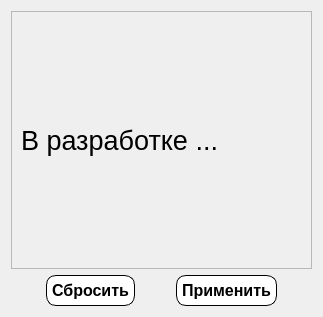
This is Gui/Filters/Admin/f_ban.ui in MyEdit/Casino_Client as Qt 5 draws it before an edit. The edited form follows.
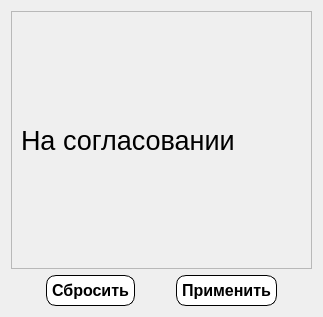
This is the edited form.

The edit to the form file:
```diff
--- a/Gui/Filters/Admin/f_ban.ui
+++ b/Gui/Filters/Admin/f_ban.ui
@@ -38,7 +38,7 @@
           </font>
          </property>
          <property name="text">
-          <string>В разработке ...</string>
+          <string>На согласовании</string>
          </property>
         </widget>
        </item>
```
